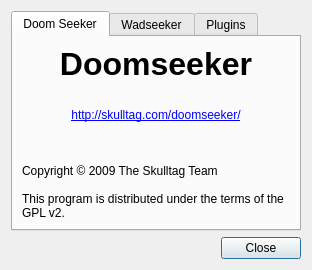
This is src/gui/aboutDlg.ui in Destroyerrrocket/doomseeker-unofficial as Qt 5 draws it before an edit. The edited form follows.
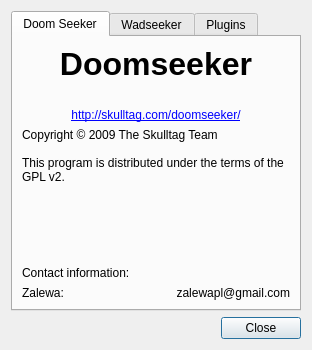
This is the edited form.

Commit message: - Skulltag plugin: Added an option to create a required directory and copy Skulltag's config files if required testing version is not detected on user's harddrive. User still needs to install the game by himself, but this should make things a bit easier. - Added engine icons to the Query menu and to the configuration box. - Added contact information for myself in About box.

What changed in the file:
```diff
--- a/src/gui/aboutDlg.ui
+++ b/src/gui/aboutDlg.ui
@@ -1,13 +1,13 @@
 <?xml version="1.0" encoding="UTF-8"?>
 <ui version="4.0">
  <class>aboutDlg</class>
- <widget class="QDialog" name="aboutDlg">
-  <property name="geometry">
+ <widget class="QDialog" name="aboutDlg" >
+  <property name="geometry" >
    <rect>
     <x>0</x>
     <y>0</y>
     <width>312</width>
-    <height>270</height>
+    <height>350</height>
    </rect>
   </property>
   <property name="sizePolicy">
@@ -16,16 +16,16 @@
     <verstretch>0</verstretch>
    </sizepolicy>
   </property>
-  <property name="minimumSize">
+  <property name="minimumSize" >
    <size>
     <width>312</width>
-    <height>270</height>
+    <height>350</height>
    </size>
   </property>
-  <property name="maximumSize">
+  <property name="maximumSize" >
    <size>
     <width>312</width>
-    <height>270</height>
+    <height>350</height>
    </size>
   </property>
   <property name="windowTitle">
@@ -109,6 +109,53 @@
          </property>
         </widget>
        </item>
+       <item>
+        <spacer name="verticalSpacer" >
+         <property name="orientation" >
+          <enum>Qt::Vertical</enum>
+         </property>
+         <property name="sizeHint" stdset="0" >
+          <size>
+           <width>20</width>
+           <height>40</height>
+          </size>
+         </property>
+        </spacer>
+       </item>
+       <item>
+        <widget class="QLabel" name="label_8" >
+         <property name="text" >
+          <string>Contact information:</string>
+         </property>
+        </widget>
+       </item>
+       <item>
+        <layout class="QHBoxLayout" name="horizontalLayout_2" >
+         <item>
+          <widget class="QLabel" name="label_9" >
+           <property name="text" >
+            <string>Zalewa:</string>
+           </property>
+          </widget>
+         </item>
+         <item>
+          <widget class="QLabel" name="label_10" >
+           <property name="text" >
+            <string>zalewapl@gmail.com</string>
+           </property>
+           <property name="alignment" >
+            <set>Qt::AlignRight|Qt::AlignTrailing|Qt::AlignVCenter</set>
+           </property>
+           <property name="openExternalLinks" >
+            <bool>true</bool>
+           </property>
+           <property name="textInteractionFlags" >
+            <set>Qt::LinksAccessibleByMouse|Qt::TextSelectableByMouse</set>
+           </property>
+          </widget>
+         </item>
+        </layout>
+       </item>
       </layout>
      </widget>
      <widget class="QWidget" name="tab_3">
```
Left out of the diff: 211 changed lines with no effect on the pictures. The commit also changes 7 other files.
